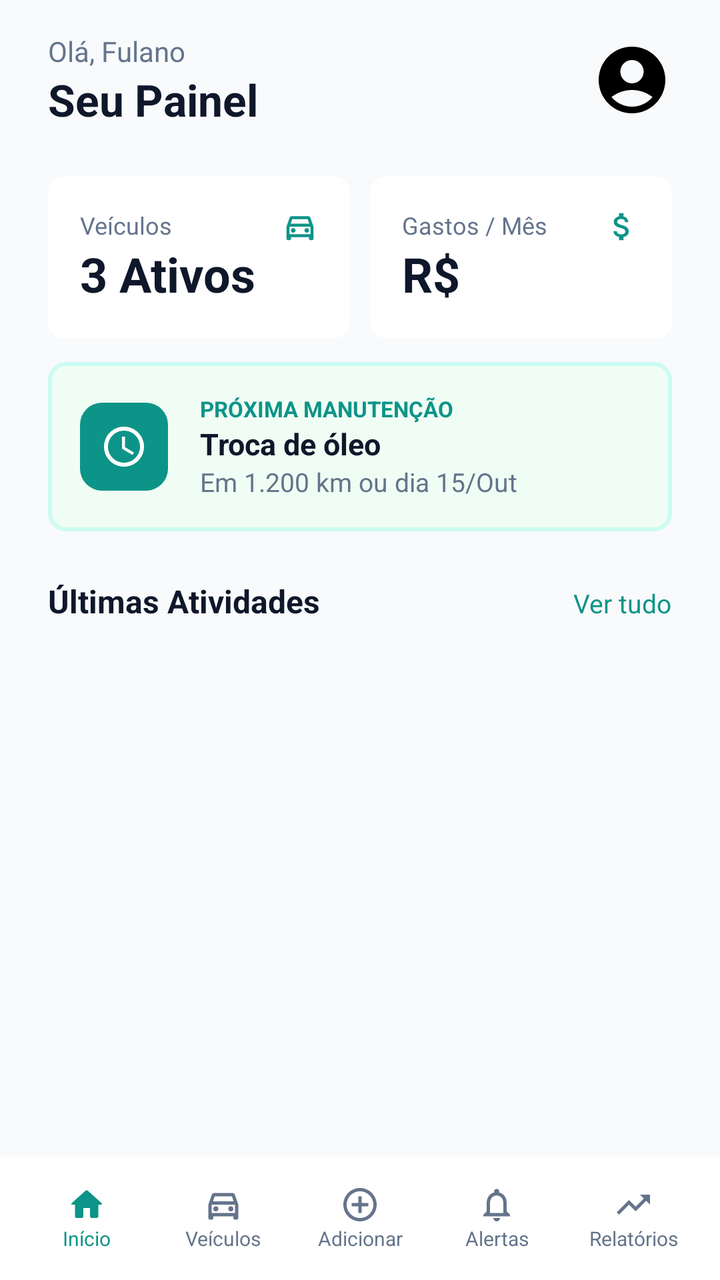
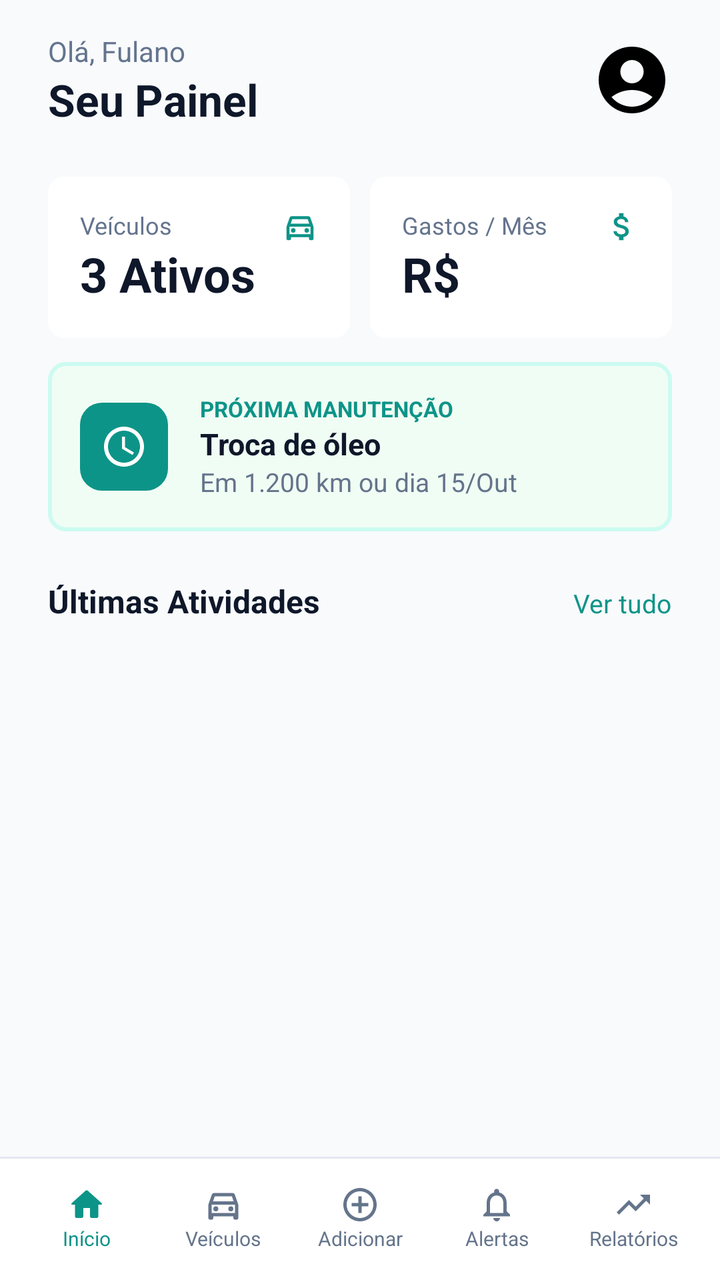

Compare the two renders of this Android layout. The source of the first and the diff that turns it into the second are given below.
<!-- AndroidManifest.xml: application theme Theme.Virabraking -->
<!-- res/layout/activity_inicio.xml -->
<?xml version="1.0" encoding="utf-8"?>
<androidx.constraintlayout.widget.ConstraintLayout xmlns:android="http://schemas.android.com/apk/res/android"
    xmlns:app="http://schemas.android.com/apk/res-auto"
    xmlns:tools="http://schemas.android.com/tools"
    android:layout_width="match_parent"
    android:layout_height="match_parent"
    android:background="#f8fafc"
    tools:context=".Inicio">

    <LinearLayout
        android:layout_width="match_parent"
        android:layout_height="wrap_content"
        android:orientation="vertical">

        <LinearLayout
            android:layout_width="match_parent"
            android:layout_height="wrap_content"
            android:paddingHorizontal="24dp"
            android:paddingTop="16dp"
            android:paddingBottom="8dp">

            <LinearLayout
                android:layout_width="match_parent"
                android:layout_height="wrap_content"
                android:layout_weight="1"
                android:orientation="vertical">

                <TextView
                    android:layout_width="wrap_content"
                    android:layout_height="wrap_content"
                    android:text="Olá, Fulano"
                    android:textColor="#64748d"/>

                <TextView
                    android:layout_width="wrap_content"
                    android:layout_height="wrap_content"
                    android:text="Seu Painel"
                    android:textColor="#0f172a"
                    android:textStyle="bold"
                    android:textSize="22sp"/>
            </LinearLayout>

            <ImageView
                android:layout_width="wrap_content"
                android:layout_height="wrap_content"
                android:src="@drawable/account_circle"
                android:layout_gravity="center" />
        </LinearLayout>

        <LinearLayout
            android:layout_width="match_parent"
            android:layout_height="wrap_content"
            android:orientation="vertical"
            android:paddingHorizontal="24dp"
            android:paddingVertical="16dp">

            <LinearLayout
                android:layout_width="match_parent"
                android:layout_height="wrap_content"
                android:divider="@drawable/gap"
                android:showDividers="middle">

                <LinearLayout
                    android:layout_width="match_parent"
                    android:layout_height="wrap_content"
                    android:layout_weight="1"
                    android:background="@drawable/panel_status"
                    android:padding="16dp">

                    <LinearLayout
                        android:layout_width="match_parent"
                        android:layout_height="wrap_content"
                        android:layout_weight="1"
                        android:orientation="vertical">

                        <TextView
                            android:layout_width="wrap_content"
                            android:layout_height="wrap_content"
                            android:text="Veículos"
                            android:textSize="12sp"
                            android:textColor="#64748d"/>

                        <TextView
                            android:layout_width="wrap_content"
                            android:layout_height="wrap_content"
                            android:text="3 Ativos"
                            android:textColor="#0f172a"
                            android:textStyle="bold"
                            android:textSize="24sp"/>
                    </LinearLayout>

                    <ImageView
                        android:layout_width="wrap_content"
                        android:layout_height="wrap_content"
                        android:src="@drawable/active_cars"
                        app:tint="#0d9488" />
                </LinearLayout>

                <LinearLayout
                    android:layout_width="match_parent"
                    android:layout_height="wrap_content"
                    android:layout_weight="1"
                    android:background="@drawable/panel_status"
                    android:padding="16dp">

                    <LinearLayout
                        android:layout_width="match_parent"
                        android:layout_height="wrap_content"
                        android:layout_weight="1"
                        android:orientation="vertical">

                        <TextView
                            android:layout_width="wrap_content"
                            android:layout_height="wrap_content"
                            android:text="Gastos / Mês"
                            android:textSize="12sp"
                            android:textColor="#64748d"/>

                        <TextView
                            android:layout_width="wrap_content"
                            android:layout_height="wrap_content"
                            android:text="R$"
                            android:textColor="#0f172a"
                            android:textStyle="bold"
                            android:textSize="24sp"/>
                    </LinearLayout>

                    <ImageView
                        android:layout_width="wrap_content"
                        android:layout_height="wrap_content"
                        android:src="@drawable/attach_money"
                        app:tint="#0d9488" />
                </LinearLayout>
            </LinearLayout>

            <LinearLayout
                android:layout_width="match_parent"
                android:layout_height="wrap_content"
                android:padding="16dp"
                android:layout_marginTop="12dp"
                android:background="@drawable/panel_next_maintenance">

                <LinearLayout
                    android:layout_width="match_parent"
                    android:layout_height="wrap_content"
                    android:gravity="center_vertical">

                    <ImageView
                        android:layout_width="wrap_content"
                        android:layout_height="wrap_content"
                        android:background="@drawable/rouded_border"
                        android:padding="10dp"
                        android:layout_marginRight="16dp"
                        android:src="@drawable/time"
                        app:tint="#ffffff" />

                    <LinearLayout
                        android:layout_width="wrap_content"
                        android:layout_height="wrap_content"
                        android:orientation="vertical">

                        <TextView
                            android:layout_width="wrap_content"
                            android:layout_height="wrap_content"
                            android:text="PRÓXIMA MANUTENÇÃO"
                            android:textColor="#0d9488"
                            android:textSize="11sp"
                            android:textStyle="bold"/>

                        <TextView
                            android:layout_width="wrap_content"
                            android:layout_height="wrap_content"
                            android:text="Troca de óleo"
                            android:textStyle="bold"
                            android:textSize="15sp"
                            android:textColor="#0f172a" />

                        <TextView
                            android:layout_width="wrap_content"
                            android:layout_height="wrap_content"
                            android:text="Em 1.200 km ou dia 15/Out"
                            android:textColor="#64748b"
                            android:textSize="13sp"/>
                    </LinearLayout>
                </LinearLayout>
            </LinearLayout>
        </LinearLayout>

        <LinearLayout
            android:layout_width="match_parent"
            android:layout_height="wrap_content"
            android:paddingHorizontal="24dp"
            android:paddingVertical="8dp"
            android:orientation="vertical">

            <LinearLayout
                android:layout_width="match_parent"
                android:layout_height="wrap_content">

                <TextView
                    android:layout_width="match_parent"
                    android:layout_height="wrap_content"
                    android:layout_weight="1"
                    android:text="Últimas Atividades"
                    android:textSize="16sp"
                    android:textColor="#0f172a"
                    android:textStyle="bold" />

                <TextView
                    android:layout_width="wrap_content"
                    android:layout_height="wrap_content"
                    android:text="Ver tudo"
                    android:textColor="#0d9488"
                    android:textSize="13sp" />
            </LinearLayout>
        </LinearLayout>
    </LinearLayout>

    <LinearLayout
        android:layout_width="match_parent"
        android:layout_height="wrap_content"
        android:orientation="horizontal"
        android:background="#ffffff"
        android:padding="14dp"
        android:divider="@drawable/gap"
        android:showDividers="middle"
        app:layout_constraintBottom_toBottomOf="parent">

        <LinearLayout
            android:id="@+id/llInicio"
            android:layout_width="match_parent"
            android:layout_height="wrap_content"
            android:orientation="vertical"
            android:layout_weight="1"
            android:gravity="center">

            <ImageView
                android:layout_width="wrap_content"
                android:layout_height="wrap_content"
                android:tint="#0d9488"
                android:src="@drawable/home"/>

            <TextView
                android:layout_width="wrap_content"
                android:layout_height="wrap_content"
                android:text="Início"
                android:textSize="10sp"
                android:textColor="#0d9488" />
        </LinearLayout>

        <LinearLayout
            android:id="@+id/llVeiculos"
            android:layout_width="match_parent"
            android:layout_height="wrap_content"
            android:orientation="vertical"
            android:layout_weight="1"
            android:gravity="center" >

            <ImageView
                android:layout_width="wrap_content"
                android:layout_height="wrap_content"
                android:src="@drawable/menu_car" />

            <TextView
                android:layout_width="wrap_content"
                android:layout_height="wrap_content"
                android:text="Veículos"
                android:textSize="10sp"
                android:textColor="#64748b" />
        </LinearLayout>

        <LinearLayout
            android:id="@+id/llAdicionar"
            android:layout_width="match_parent"
            android:layout_height="wrap_content"
            android:orientation="vertical"
            android:layout_weight="1"
            android:gravity="center" >

            <ImageView
                android:layout_width="wrap_content"
                android:layout_height="wrap_content"
                android:src="@drawable/add_circle" />

            <TextView
                android:layout_width="wrap_content"
                android:layout_height="wrap_content"
                android:text="Adicionar"
                android:textSize="10sp"
                android:textColor="#64748b"/>
        </LinearLayout>

        <LinearLayout
            android:id="@+id/llAlertas"
            android:layout_width="match_parent"
            android:layout_height="wrap_content"
            android:orientation="vertical"
            android:layout_weight="1"
            android:gravity="center" >

            <ImageView
                android:layout_width="wrap_content"
                android:layout_height="wrap_content"
                android:src="@drawable/notifications" />

            <TextView
                android:layout_width="wrap_content"
                android:layout_height="wrap_content"
                android:text="Alertas"
                android:textSize="10sp"
                android:textColor="#64748b"/>
        </LinearLayout>

        <LinearLayout
            android:id="@+id/llRelatorios"
            android:layout_width="match_parent"
            android:layout_height="wrap_content"
            android:orientation="vertical"
            android:layout_weight="1"
            android:gravity="center" >

            <ImageView
                android:layout_width="wrap_content"
                android:layout_height="wrap_content"
                android:src="@drawable/trending_up" />

            <TextView
                android:layout_width="wrap_content"
                android:layout_height="wrap_content"
                android:text="Relatórios"
                android:textSize="10sp"
                android:textColor="#64748b"/>
        </LinearLayout>
    </LinearLayout>
</androidx.constraintlayout.widget.ConstraintLayout>
<!-- resources referenced by this layout -->
<resources>
  <!-- drawable add_circle (drawable) -->
  <vector android:height="20dp" android:tint="#64748b"
      android:viewportHeight="24" android:viewportWidth="24"
      android:width="20dp" xmlns:android="http://schemas.android.com/apk/res/android">
      <path android:fillColor="@android:color/white" android:pathData="M13,7h-2v4L7,11v2h4v4h2v-4h4v-2h-4L13,7zM12,2C6.48,2 2,6.48 2,12s4.48,10 10,10 10,-4.48 10,-10S17.52,2 12,2zM12,20c-4.41,0 -8,-3.59 -8,-8s3.59,-8 8,-8 8,3.59 8,8 -3.59,8 -8,8z"/>
  </vector>
  <!-- drawable gap (drawable) -->
  <?xml version="1.0" encoding="utf-8"?>
  <shape xmlns:android="http://schemas.android.com/apk/res/android">
      <size android:height="10dp" android:width="10dp" />
      <solid android:color="@android:color/transparent" />
  </shape>
  <!-- drawable home (drawable) -->
  <vector android:height="20dp" android:tint="#64748b"
      android:viewportHeight="24" android:viewportWidth="24"
      android:width="20dp" xmlns:android="http://schemas.android.com/apk/res/android">
      <path android:fillColor="@android:color/white" android:pathData="M10,19v-5h4v5c0,0.55 0.45,1 1,1h3c0.55,0 1,-0.45 1,-1v-7h1.7c0.46,0 0.68,-0.57 0.33,-0.87L12.67,3.6c-0.38,-0.34 -0.96,-0.34 -1.34,0l-8.36,7.53c-0.34,0.3 -0.13,0.87 0.33,0.87H5v7c0,0.55 0.45,1 1,1h3c0.55,0 1,-0.45 1,-1z"/>
  </vector>
  <!-- drawable notifications (drawable) -->
  <vector android:height="20dp" android:tint="#64748b"
      android:viewportHeight="24" android:viewportWidth="24"
      android:width="20dp" xmlns:android="http://schemas.android.com/apk/res/android">
      <path android:fillColor="@android:color/white" android:pathData="M12,22c1.1,0 2,-0.9 2,-2h-4c0,1.1 0.9,2 2,2zM18,16v-5c0,-3.07 -1.63,-5.64 -4.5,-6.32L13.5,4c0,-0.83 -0.67,-1.5 -1.5,-1.5s-1.5,0.67 -1.5,1.5v0.68C7.64,5.36 6,7.92 6,11v5l-2,2v1h16v-1l-2,-2zM16,17L8,17v-6c0,-2.48 1.51,-4.5 4,-4.5s4,2.02 4,4.5v6z"/>
  </vector>
  <!-- drawable panel_next_maintenance (drawable) -->
  <?xml version="1.0" encoding="utf-8"?>
  <shape xmlns:android="http://schemas.android.com/apk/res/android"
      android:shape="rectangle">
  
      <solid android:color="#f0fdf4" />
      <stroke
          android:width="2dp"
          android:color="#ccfbf1" />
  
      <corners android:radius="8dp" />
  
  </shape>
  <!-- drawable panel_status (drawable) -->
  <?xml version="1.0" encoding="utf-8"?>
  <shape xmlns:android="http://schemas.android.com/apk/res/android"
      android:shape="rectangle">
  
      <solid android:color="#ffffff" />
  
      <corners android:radius="8dp" />
  
  </shape>
  <!-- drawable rouded_border (drawable) -->
  <?xml version="1.0" encoding="utf-8"?>
  <layer-list xmlns:android="http://schemas.android.com/apk/res/android">
      <item>
          <shape android:shape="rectangle">
              <corners android:radius="11dp" />
              <solid android:color="#0d9488" />
          </shape>
      </item>
  </layer-list>
  <!-- drawable trending_up (drawable) -->
  <vector android:autoMirrored="true" android:height="20dp"
      android:tint="#64748b" android:viewportHeight="24"
      android:viewportWidth="24" android:width="20dp" xmlns:android="http://schemas.android.com/apk/res/android">
      <path android:fillColor="@android:color/white" android:pathData="M16,6l2.29,2.29 -4.88,4.88 -4,-4L2,16.59 3.41,18l6,-6 4,4 6.3,-6.29L22,12V6z"/>
  </vector>
  <style name="Theme.Virabraking" parent="Base.Theme.Virabraking" />
  <style name="Base.Theme.Virabraking" parent="Theme.Material3.DayNight.NoActionBar">
          
          <item name="colorPrimary">#0d9488</item>
      </style>
  <!-- unchanged entries left out for length: 5 -->
</resources>

<!-- the commit's change to res/layout/activity_inicio.xml (unified diff, before → after) -->
@@ -220,7 +220,7 @@
         android:layout_width="match_parent"
         android:layout_height="wrap_content"
         android:orientation="horizontal"
-        android:background="#ffffff"
+        android:background="@drawable/top_border_menu"
         android:padding="14dp"
         android:divider="@drawable/gap"
         android:showDividers="middle"
<!-- resource entries referenced after the edit -->
@@ -57,6 +57,22 @@
           </shape>
       </item>
   </layer-list>
+  <!-- drawable top_border_menu (drawable) -->
+  <?xml version="1.0" encoding="utf-8"?>
+  <layer-list xmlns:android="http://schemas.android.com/apk/res/android">
+      <item>
+          <shape android:shape="rectangle">
+              <solid android:color="#FFFFFF" />
+          </shape>
+      </item>
+  
+      <item android:height="1dp">
+          <shape android:shape="rectangle">
+              <solid android:color="#e2e8f0" />
+          </shape>
+      </item>
+  
+  </layer-list>
   <!-- drawable trending_up (drawable) -->
   <vector android:autoMirrored="true" android:height="20dp"
       android:tint="#64748b" android:viewportHeight="24"
